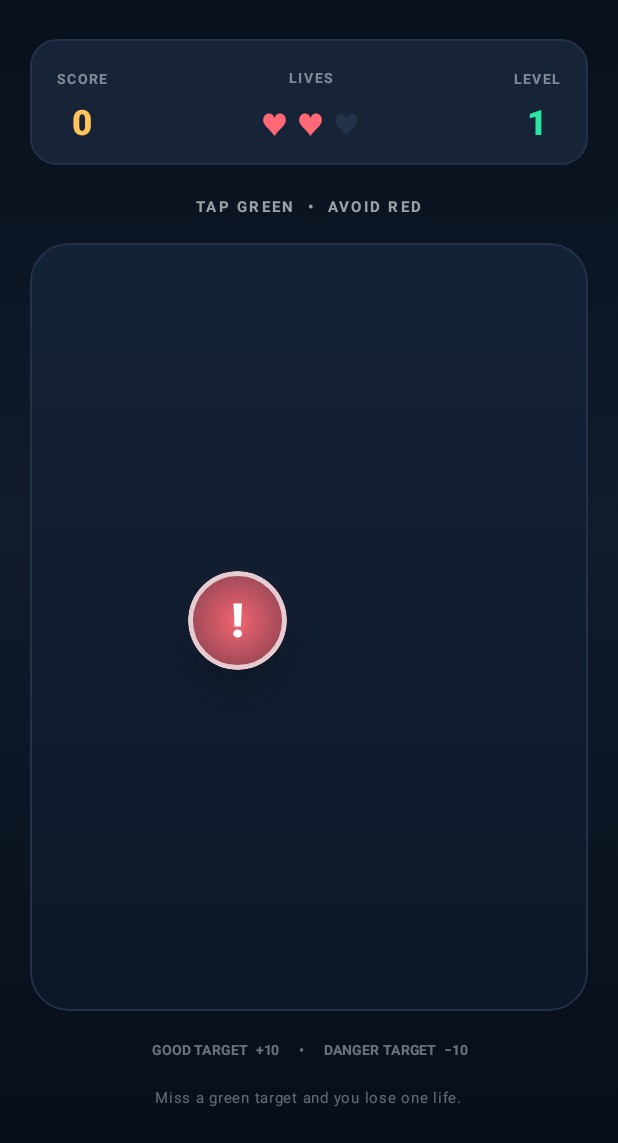
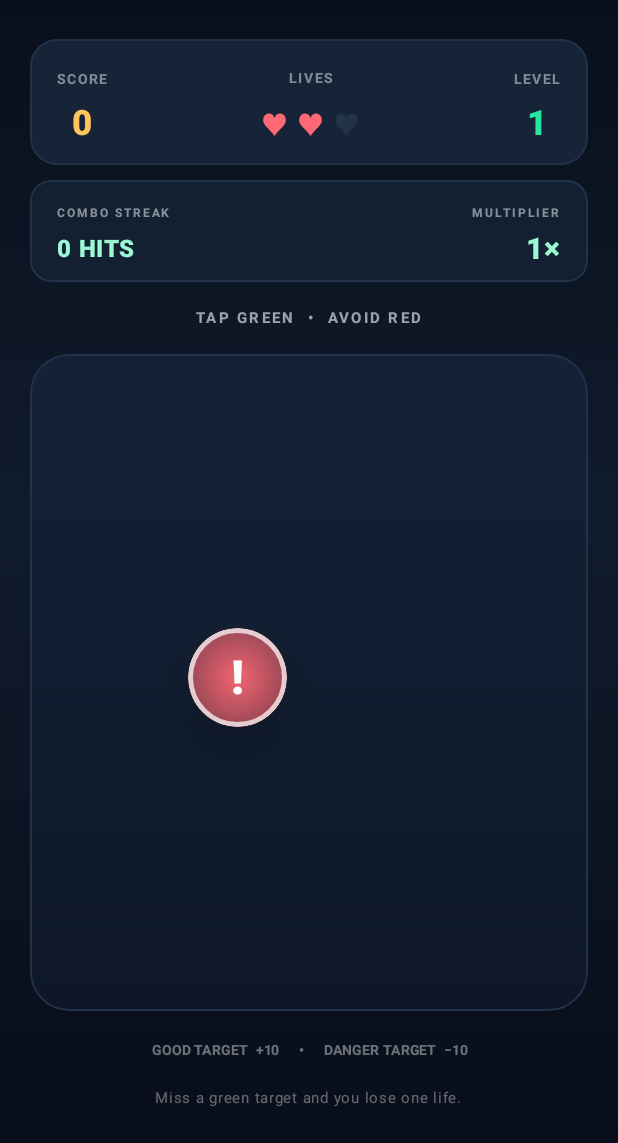
Before and after one commit to wanyoike-dennis/ReflexRush, an Android app built with Jetpack Compose: the screen it shows after launch (MainActivity), after a tap on "PLAY NOW", on a phone screen of 412 x 824 dp, the part 93-1236 px from its top. Run offline under Robolectric (Android 15) with nearby library versions, the phone set to English and light mode, and no system bars.

Commit message:
Display live combo streak and score multiplier

```diff
--- a/app/src/main/java/com/inventsolutions/reflexrush/GameScreen.kt
+++ b/app/src/main/java/com/inventsolutions/reflexrush/GameScreen.kt
@@ -251,7 +251,55 @@ fun GameScreen(
                 GameStat(label = "LEVEL", value = gameState.difficultyLevel.toString(), tint = RushGreen)
             }
 
-            Spacer(Modifier.height(16.dp))
+            Spacer(Modifier.height(10.dp))
+
+            Row(
+                modifier = Modifier
+                    .fillMaxWidth()
+                    .clip(RoundedCornerShape(14.dp))
+                    .background(if (gameState.comboCount >= 3) Color(0xFF30291B) else RushSurface.copy(alpha = 0.72f))
+                    .border(
+                        1.dp,
+                        if (gameState.comboCount >= 3) RushAmber.copy(alpha = 0.72f) else RushSurfaceVariant,
+                        RoundedCornerShape(14.dp)
+                    )
+                    .padding(horizontal = 18.dp, vertical = 10.dp),
+                horizontalArrangement = Arrangement.SpaceBetween,
+                verticalAlignment = Alignment.CenterVertically
+            ) {
+                Column {
+                    Text(
+                        "COMBO STREAK",
+                        color = MaterialTheme.colorScheme.onBackground.copy(alpha = 0.52f),
+                        fontSize = 8.sp,
+                        fontWeight = FontWeight.Bold,
+                        letterSpacing = 1.3.sp
+                    )
+                    Text(
+                        "${gameState.comboCount} HITS",
+                        color = if (gameState.comboCount >= 3) RushAmber else RushMint,
+                        fontSize = 16.sp,
+                        fontWeight = FontWeight.Black
+                    )
+                }
+                Column(horizontalAlignment = Alignment.End) {
+                    Text(
+                        "MULTIPLIER",
+                        color = MaterialTheme.colorScheme.onBackground.copy(alpha = 0.52f),
+                        fontSize = 8.sp,
+                        fontWeight = FontWeight.Bold,
+                        letterSpacing = 1.3.sp
+                    )
+                    Text(
+                        "${gameState.comboMultiplier}×",
+                        color = if (gameState.comboMultiplier > 1) RushAmber else RushMint,
+                        fontSize = 20.sp,
+                        fontWeight = FontWeight.Black
+                    )
+                }
+            }
+
+            Spacer(Modifier.height(12.dp))
 
             Text(
                 "TAP GREEN  •  AVOID RED",
```
